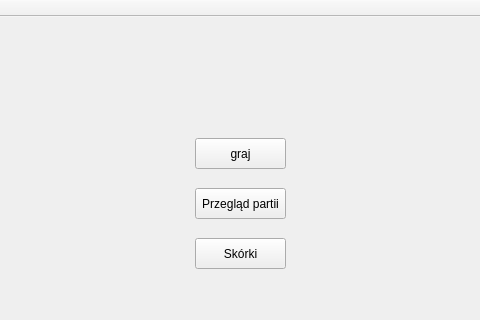
First picture: the form in ChessAppQt/ChessAppQt.ui, repository xDepcio/chess-cpp, before the edit; both pictures show x 206 to 686 and y 0 to 320 of the 952 by 691 pixel window.
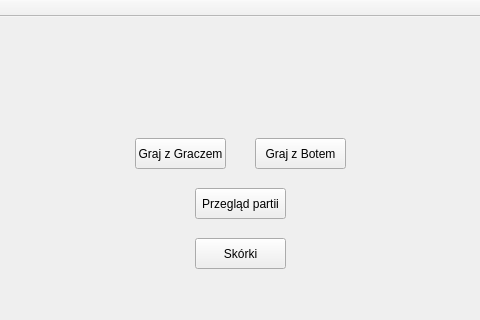
Second picture: the form after the edit. Custom widgets are drawn as their Qt base class.

Commit message: Added the ability to choose AI opponent and play against the computer.

What changed in the file:
```diff
--- a/ChessAppQt/ChessAppQt.ui
+++ b/ChessAppQt/ChessAppQt.ui
@@ -2437,14 +2437,14 @@
        <widget class="QPushButton" name="menuPlayBtn">
         <property name="geometry">
          <rect>
-          <x>390</x>
+          <x>330</x>
           <y>110</y>
           <width>91</width>
           <height>31</height>
          </rect>
         </property>
         <property name="text">
-         <string>graj</string>
+         <string>Graj z Graczem</string>
         </property>
        </widget>
        <widget class="QPushButton" name="menuHistoryBtn">
@@ -2473,6 +2473,19 @@
          <string>Skórki</string>
         </property>
        </widget>
+       <widget class="QPushButton" name="menuPlayBotBtn">
+        <property name="geometry">
+         <rect>
+          <x>450</x>
+          <y>110</y>
+          <width>91</width>
+          <height>31</height>
+         </rect>
+        </property>
+        <property name="text">
+         <string>Graj z Botem</string>
+        </property>
+       </widget>
       </widget>
       <widget class="QWidget" name="page_4">
        <layout class="QVBoxLayout" name="verticalLayout_70">
```
The commit also changes 11 other files.
